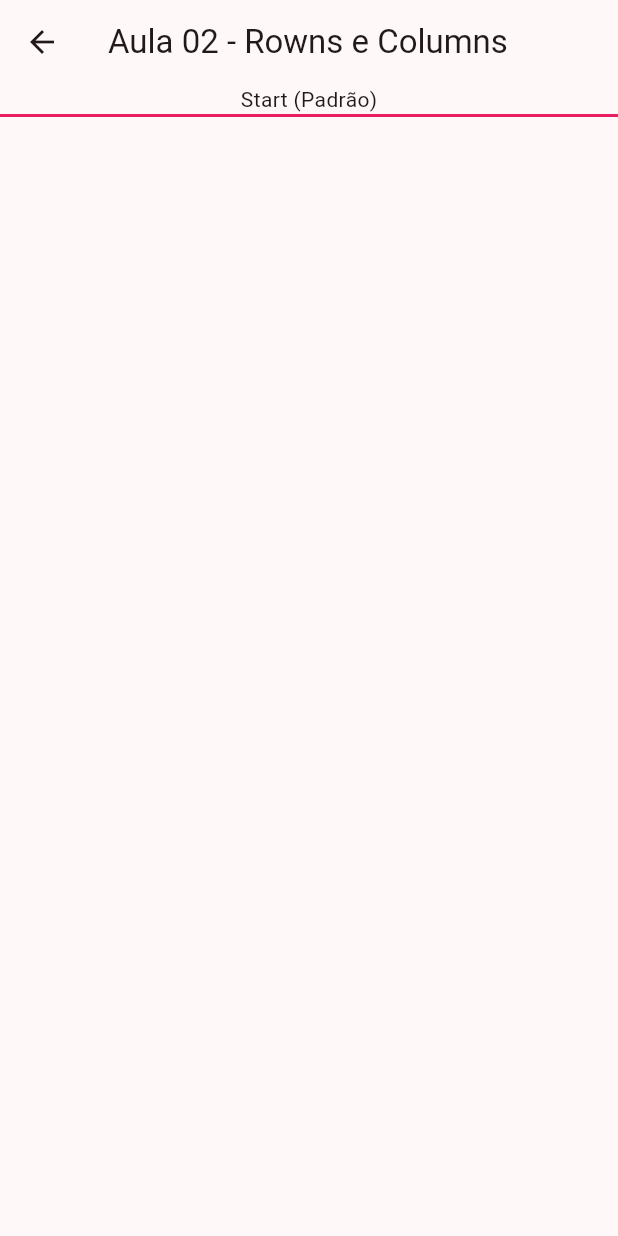
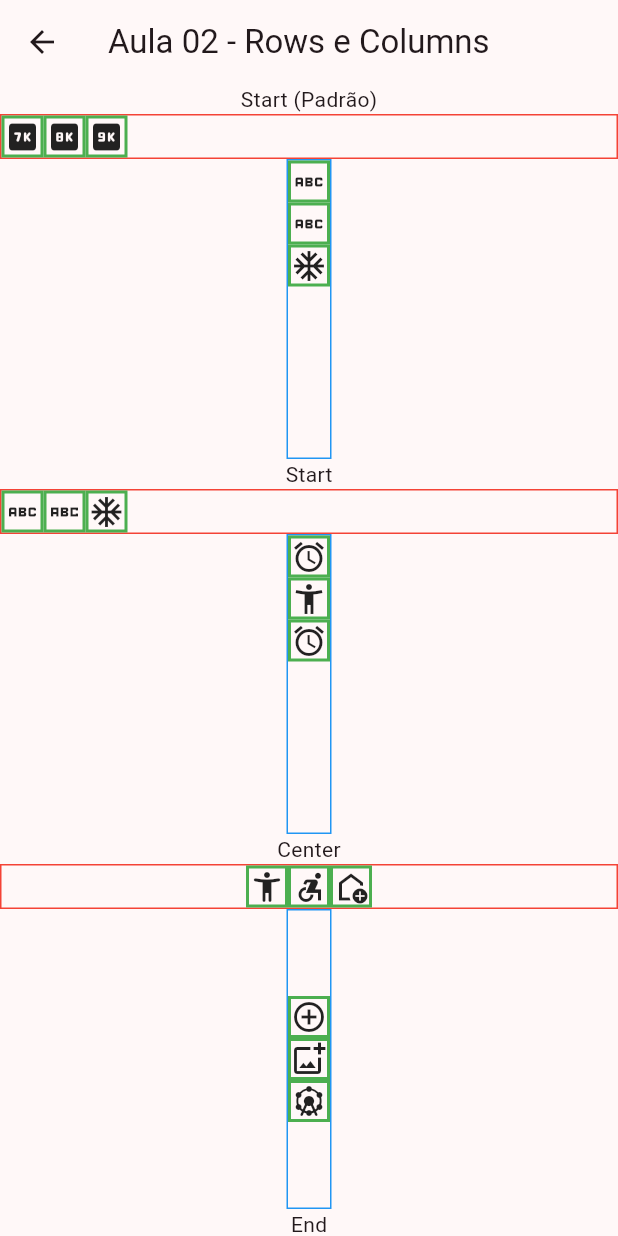
Before and after one commit to tasinassoemanuelli-ctrl/programacao-mobile-2026, a Flutter app: the Aula02 screen opened by its route, on a phone screen of 412 x 824 dp. Run offline on Flutter 3.47's test engine with Material 3 defaults, Android fonts, the phone set to English and light mode, and no system bars.

Commit message:
Acrescentando alinhamentos

```diff
--- a/analysis_options.yaml
+++ b/analysis_options.yaml
@@ -7,6 +7,15 @@
 
 # The following line activates a set of recommended lints for Flutter apps,
 # packages, and plugins designed to encourage good coding practices.
+analyzer:
+  exclude:
+    - build/**
+    - android/**
+    - ios/**
+    - web/**
+    - windows/**
+    - macos/**
+    - linux/**
 include: package:flutter_lints/flutter.yaml
 
 linter:
--- a/lib/paginas/aula02.dart
+++ b/lib/paginas/aula02.dart
@@ -5,11 +5,92 @@ class Aula02 extends StatelessWidget {
 
   @override
   Widget build(BuildContext context) {
+    //Construindo widget customizavel (Reaproveitamento de código)
+    Widget _construirColuna(
+      MainAxisAlignment alinhamento,
+      IconData icone1,
+      IconData icone2,
+      IconData icone3,
+    ) {
+      // Definido uma coluna
+      return Container(
+        decoration: BoxDecoration(
+          border: Border.all(color: Colors.blue),
+        ),
+        height: 200,
+        // Criando uma coluna que alinha seu conteúdo no início
+        child: Column(
+          mainAxisSize: MainAxisSize.max,
+          mainAxisAlignment: alinhamento,
+          children: [
+            Container(
+              decoration: BoxDecoration(
+                border: Border.all(color: Colors.green, width: 2),
+              ),
+              child: Icon(icone1),
+            ),
+            Container(
+              decoration: BoxDecoration(
+                border: Border.all(color: Colors.green, width: 2),
+              ),
+              child: Icon(icone2),
+            ),
+            Container(
+              decoration: BoxDecoration(
+                border: Border.all(color: Colors.green, width: 2),
+              ),
+              child: Icon(icone3),
+            ),
+          ],
+        ),
+      );
+    }
+
+    ;
+
+    Widget _construirLinha(
+      MainAxisAlignment alinhamento, // Alinhamento por parâmetro
+      IconData icone1, // Icones por parâmetro
+      IconData icone2,
+      IconData icone3,
+    ) {
+      return Container(
+        decoration: BoxDecoration(
+          border: Border.all(color: Colors.red),
+        ),
+        // Criando uma linha que alinha seu conteúdo no início
+        child: Row(
+          mainAxisSize: MainAxisSize.max,
+          mainAxisAlignment: alinhamento,
+          children: [
+            Container(
+              decoration: BoxDecoration(
+                border: Border.all(color: Colors.green, width: 2),
+              ),
+              child: Icon(icone1),
+            ),
+            Container(
+              decoration: BoxDecoration(
+                border: Border.all(color: Colors.green, width: 2),
+              ),
+              child: Icon(icone2),
+            ),
+            Container(
+              decoration: BoxDecoration(
+                border: Border.all(color: Colors.green, width: 2),
+              ),
+              child: Icon(icone3),
+            ),
+          ],
+        ),
+      );
+    }
+
     return Scaffold(
       appBar: AppBar(
-        title: Text("Aula 02 - Rowns e Columns"),
+        title: Text("Aula 02 - Rows e Columns"),
       ),
-      //Cria uma barra de rolagem para o conteúdo da tela
+      // Cria uma barra de rolagem para o conteúdo da tela
       body: SingleChildScrollView(
         child: Column(
           children: [
@@ -17,13 +98,114 @@ class Aula02 extends StatelessWidget {
               height: 20,
               child: Text("Start (Padrão)"),
             ),
-            Container(
-              decoration: BoxDecoration(border: Border.all(color: Colors.pink),),
-              child: Row(
-                mainAxisSize: MainAxisSize.max,
-                mainAxisAlignment: MainAxisAlignment.start,
-              ),
-            )
+            _construirLinha(
+              MainAxisAlignment.start,
+              Icons.seven_k_rounded,
+              Icons.eight_k_rounded,
+              Icons.nine_k_rounded,
+            ),
+            _construirColuna(
+              MainAxisAlignment.start,
+              Icons.abc,
+              Icons.abc_rounded,
+              Icons.ac_unit,
+            ),
+            const SizedBox(
+              height: 20,
+              child: Text("Start"),
+            ),
+             _construirLinha(
+              MainAxisAlignment.start,
+              Icons.abc_outlined,
+              Icons.abc_sharp,
+              Icons.ac_unit_outlined,
+            ),
+            _construirColuna(
+              MainAxisAlignment.start,
+              Icons.access_alarm_outlined,
+              Icons.accessibility_new_sharp,
+              Icons.access_alarm_sharp,
+            ),
+             const SizedBox(
+              height: 20,
+              child: Text("Center"),
+            ),
+             _construirLinha(
+              MainAxisAlignment.center,
+              Icons.accessibility_new_rounded,
+              Icons.accessible_forward_sharp,
+              Icons.add_home_outlined,
+            ),
+            _construirColuna(
+              MainAxisAlignment.center,
+              Icons.add_circle_outline_outlined,
+              Icons.add_photo_alternate_outlined,
+              Icons.attractions_rounded,
+            ),
+             const SizedBox(
+              height: 20,
+              child: Text("End"),
+            ),
+             _construirLinha(
+              MainAxisAlignment.end,
+              Icons.airline_stops_outlined,
+              Icons.api_sharp,
+              Icons.alarm_off_rounded,
+            ),
+             _construirColuna(
+              MainAxisAlignment.end,
+              Icons.alt_route_sharp,
+              Icons.album_rounded,
+              Icons.autorenew_sharp,
+            ),
+            const SizedBox(
+              height: 20,
+              child: Text("Space Between"),
+            ),
+             _construirLinha(
+              MainAxisAlignment.spaceBetween,
+              Icons.seven_k_rounded,
+              Icons.seven_k_rounded,
+              Icons.seven_k_rounded,
+            ),
+             _construirColuna(
+              MainAxisAlignment.spaceBetween,
+              Icons.seven_k_rounded,
+              Icons.seven_k_rounded,
+              Icons.seven_k_rounded,
+            ),
+            const SizedBox(
+              height: 20,
+              child: Text("Space Around"),
+            ),
+             _construirLinha(
+              MainAxisAlignment.spaceAround,
+              Icons.seven_k_rounded,
+              Icons.seven_k_rounded,
+              Icons.seven_k_rounded,
+            ),
+             _construirColuna(
+              MainAxisAlignment.spaceAround,
+              Icons.seven_k_rounded,
+              Icons.seven_k_rounded,
+              Icons.seven_k_rounded,
+            ),
+            const SizedBox(
+              height: 20,
+              child: Text("Space Evenly"),
+            ),
+             _construirLinha(
+              MainAxisAlignment.spaceEvenly,
+              Icons.seven_k_rounded,
+              Icons.seven_k_rounded,
+              Icons.seven_k_rounded,
+            ),
+             _construirColuna(
+              MainAxisAlignment.spaceEvenly,
+              Icons.seven_k_rounded,
+              Icons.seven_k_rounded,
+              Icons.seven_k_rounded,
+            ),
           ],
         ),
       ),
```
Also changed, not shown: pubspec.lock, 1 other file.
